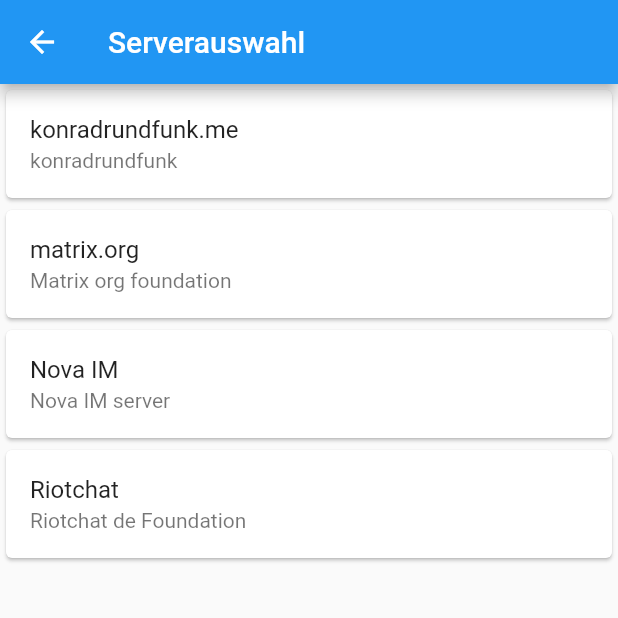
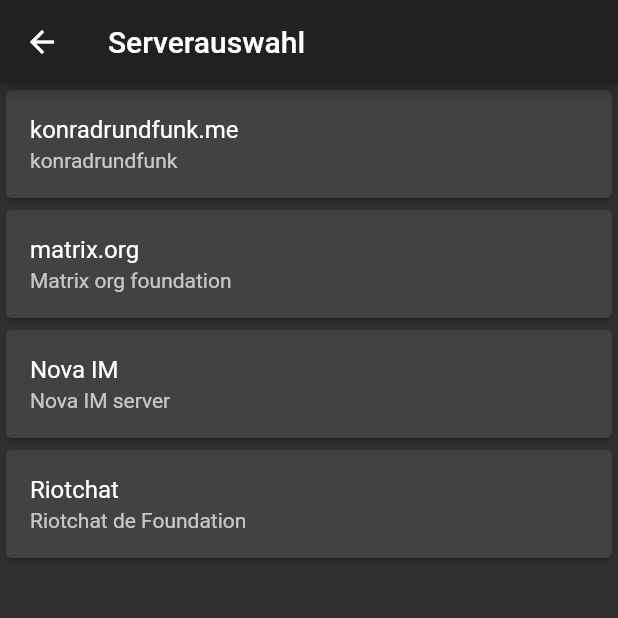
Before and after one commit to Jugendhackt/AlpakaChat, a Flutter app: the screen it shows after launch, after a tap on "Serverauswahl", on a phone screen of 412 x 824 dp, the top half of it. Run offline on Flutter 3.47's test engine with Material 2 defaults, Android fonts, the phone set to English and light mode, and no system bars; our stand-ins replace shared_preferences; missing offline and left inert: famedlysdk.

Commit message:
working on the design

```diff
--- a/lib/main.dart
+++ b/lib/main.dart
@@ -1,4 +1,3 @@
-import 'dart:async';
 
 import 'package:alpaka_chat/views/appstate.dart';
 import 'package:alpaka_chat/views/homeview.dart';
@@ -35,7 +34,7 @@
               return MatrixWidget(MaterialApp(
                 title: 'Alpaka Chat',
                 theme: ThemeData(
-                  brightness: Brightness.light,
+                  brightness: Brightness.dark,
                   primarySwatch: Colors.blue,
                 ),
                 darkTheme: ThemeData(
--- a/lib/views/login.dart
+++ b/lib/views/login.dart
@@ -29,7 +29,7 @@
             padding: EdgeInsets.all(10),
             margin: EdgeInsets.all(10),
             child: Text(
-              "Login",
+                "Hi!",
                 textAlign: TextAlign.center,
                 style: TextStyle(
                     fontSize: 50,
@@ -37,39 +37,8 @@
                 ),
                 ),
           ),
-          Container(
-            alignment: Alignment.center,
-            padding: EdgeInsets.all(5),
-            margin: EdgeInsets.all(5),
-            child: SizedBox(
-              width: 300,
-              child: TextField(
-                controller: _userTextController,
-                decoration: InputDecoration(
-                    hintText: "Benutzername",
-                    contentPadding: EdgeInsets.symmetric(vertical: 20, horizontal: 10),
-                    border: OutlineInputBorder()
-                ),
-              ),
-            ),
-          ),
-          Container(
-            alignment: Alignment.center,
-            padding: EdgeInsets.all(5),
-            margin: EdgeInsets.all(5),
-            child: SizedBox(
-              width: 300,
-              child: TextField(
-                controller: _passwordTextController,
-                obscureText: true,
-                decoration: InputDecoration(
-                    hintText: "Passwort",
-                    contentPadding: EdgeInsets.symmetric(vertical: 20, horizontal: 10),
-                    border: OutlineInputBorder()
-                ),
-              ),
-            ),
-          ),
+          _textfield(_userTextController,"Benutzername"),
+          _textfield(_passwordTextController,"Passwort"),
           Container(
             alignment: Alignment.center,
             padding: EdgeInsets.all(5),
@@ -126,4 +95,23 @@
       ),
     );
   }
+
+  Widget _textfield(var _TextController,var hint ) => Container(
+    alignment: Alignment.center,
+    padding: EdgeInsets.all(5),
+    margin: EdgeInsets.all(5),
+    child: SizedBox(
+      width: 300,
+      child: TextField(
+        obscureText: (hint == "Passwort")? true : false,
+        controller: _TextController,
+        decoration: InputDecoration(
+            hintText: "$hint",
+            contentPadding: EdgeInsets.symmetric(vertical: 20, horizontal: 20),
+            border: OutlineInputBorder()
+        ),
+      ),
+    ),
+  );
+
 }
```
